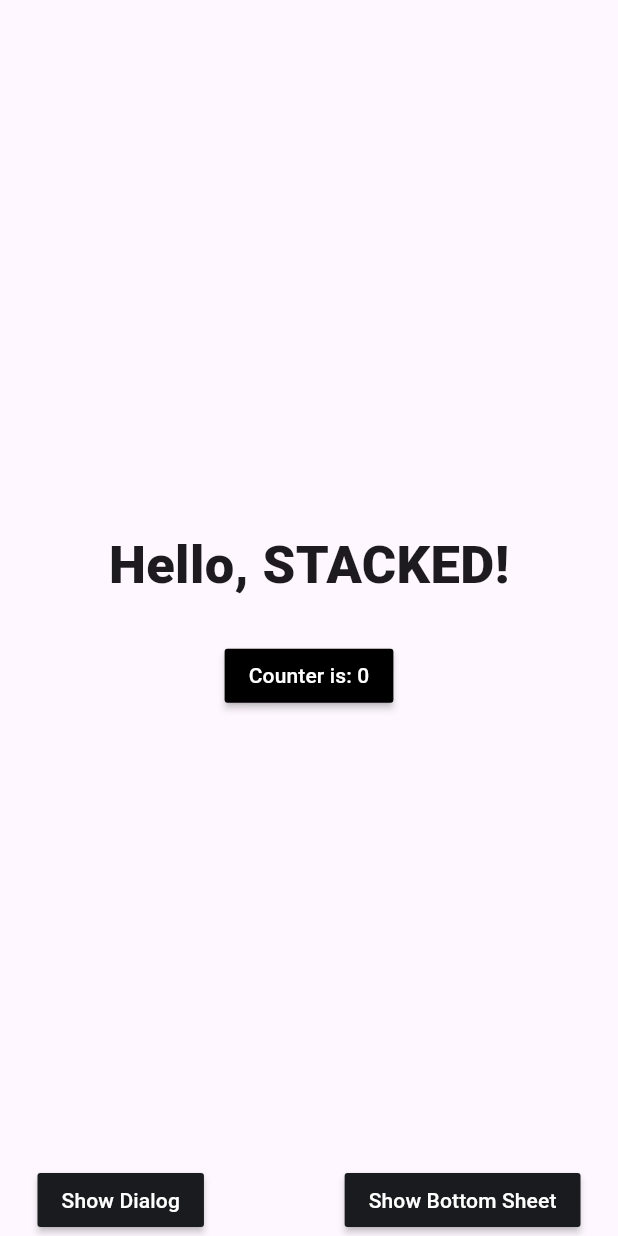
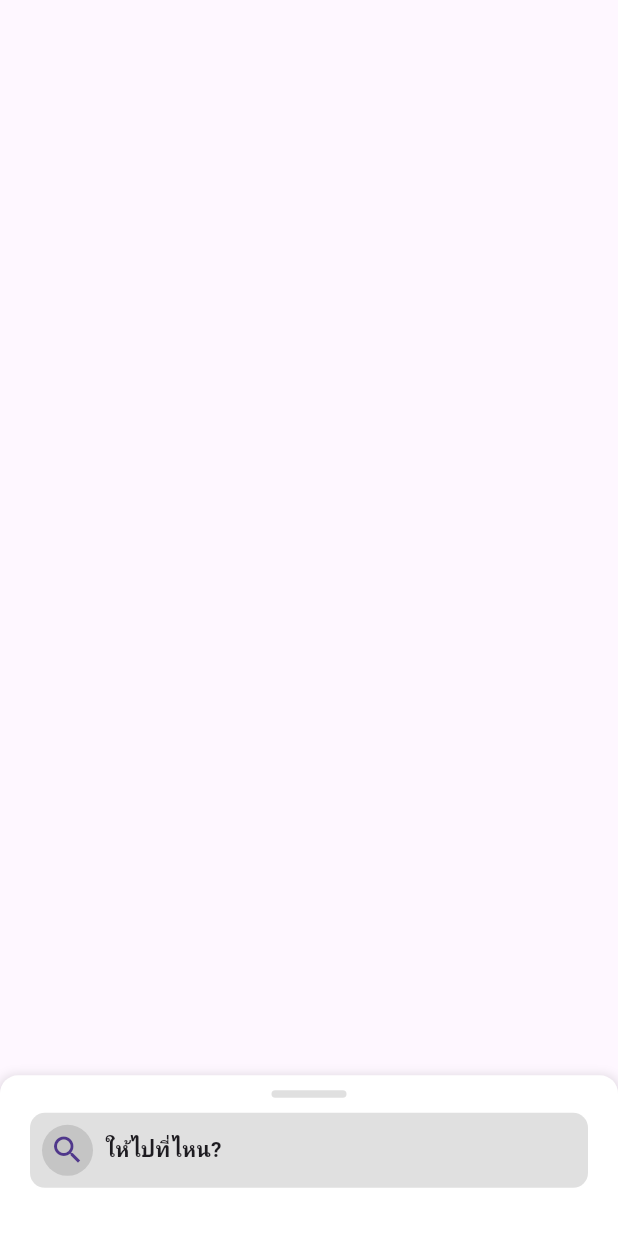
Before and after one commit to iwindd/Boltclone_Flutter, a Flutter app: the screen it shows after launch, on a phone screen of 412 x 824 dp. Run offline on Flutter 3.47's test engine with Material 3 defaults, Android fonts, the light colour scheme and no system bars; our stand-ins replace stacked, stacked_services, stacked_shared.

Commit message:
home bottom sheet

```diff
--- a/lib/ui/views/home/home_view.dart
+++ b/lib/ui/views/home/home_view.dart
@@ -1,8 +1,6 @@
+import 'package:boltclone_stacked/ui/widgets/MapSearchBottomSheet.dart';
 import 'package:flutter/material.dart';
 import 'package:stacked/stacked.dart';
-import 'package:boltclone_stacked/ui/common/app_colors.dart';
-import 'package:boltclone_stacked/ui/common/ui_helpers.dart';
-
 import 'home_viewmodel.dart';
 
 class HomeView extends StackedView<HomeViewModel> {
@@ -14,66 +12,8 @@ class HomeView extends StackedView<HomeViewModel> {
     HomeViewModel viewModel,
     Widget? child,
   ) {
-    return Scaffold(
-      body: SafeArea(
-        child: Padding(
-          padding: const EdgeInsets.symmetric(horizontal: 25.0),
-          child: Center(
-            child: Column(
-              mainAxisSize: MainAxisSize.max,
-              mainAxisAlignment: MainAxisAlignment.spaceBetween,
-              children: [
-                verticalSpaceLarge,
-                Column(
-                  children: [
-                    const Text(
-                      'Hello, STACKED!',
-                      style: TextStyle(
-                        fontSize: 35,
-                        fontWeight: FontWeight.w900,
-                      ),
-                    ),
-                    verticalSpaceMedium,
-                    MaterialButton(
-                      color: Colors.black,
-                      onPressed: viewModel.incrementCounter,
-                      child: Text(
-                        viewModel.counterLabel,
-                        style: const TextStyle(color: Colors.white),
-                      ),
-                    ),
-                  ],
-                ),
-                Row(
-                  mainAxisAlignment: MainAxisAlignment.spaceBetween,
-                  children: [
-                    MaterialButton(
-                      color: kcDarkGreyColor,
-                      onPressed: viewModel.showDialog,
-                      child: const Text(
-                        'Show Dialog',
-                        style: TextStyle(
-                          color: Colors.white,
-                        ),
-                      ),
-                    ),
-                    MaterialButton(
-                      color: kcDarkGreyColor,
-                      onPressed: viewModel.showBottomSheet,
-                      child: const Text(
-                        'Show Bottom Sheet',
-                        style: TextStyle(
-                          color: Colors.white,
-                        ),
-                      ),
-                    ),
-                  ],
-                )
-              ],
-            ),
-          ),
-        ),
-      ),
+    return const Scaffold(
+      body: SafeArea(child: MapSearchBottomSheet()),
     );
   }
 
--- /dev/null
+++ b/lib/ui/widgets/DraggableBottomSheet.dart
@@ -0,0 +1,116 @@
+import 'package:flutter/material.dart';
+
+class DraggableBottomSheet extends StatefulWidget {
+  final Widget child;
+  const DraggableBottomSheet({super.key, required this.child});
+
+  @override
+  State<DraggableBottomSheet> createState() => _DraggableBottomSheetState();
+}
+
+class _DraggableBottomSheetState extends State<DraggableBottomSheet> {
+  final sheet = GlobalKey();
+  final controller = DraggableScrollableController();
+
+  @override
+  void initState() {
+    super.initState();
+
+    controller.addListener(onChanged);
+  }
+
+  void onChanged() {
+    final currentSize = controller.size;
+    if (currentSize <= 0.05) collapse();
+  }
+
+  void collapse() => animateSheet(getSheet.snapSizes!.first);
+
+  void anchor() => animateSheet(getSheet.snapSizes!.last);
+
+  void expand() => animateSheet(getSheet.maxChildSize);
+
+  void hide() => animateSheet(getSheet.minChildSize);
+
+  void animateSheet(double size) {
+    controller.animateTo(
+      size,
+      duration: const Duration(milliseconds: 1),
+      curve: Curves.easeInOut,
+    );
+  }
+
+  @override
+  void dispose() {
+    super.dispose();
+    controller.dispose();
+  }
+
+  DraggableScrollableSheet get getSheet => (sheet.currentWidget as DraggableScrollableSheet);
+
+  @override
+  Widget build(BuildContext context) {
+    return LayoutBuilder(builder: (builder, constraints) {
+      return DraggableScrollableSheet(
+        key: sheet,
+        initialChildSize: 0.13,
+        maxChildSize: 0.95,
+        minChildSize: 0.13,
+        expand: true,
+        snap: true,
+        snapSizes: const [0.13, 0.95],
+        controller: controller,
+        builder: (BuildContext context, ScrollController scrollController) {
+          return DecoratedBox(
+            decoration: const BoxDecoration(
+                color: Colors.white,
+                boxShadow: [
+                  BoxShadow(
+                      color: Colors.black12,
+                      blurRadius: 5,
+                      spreadRadius: 1,
+                      offset: Offset(0, 1))
+                ],
+                borderRadius: BorderRadius.only(
+                    topLeft: Radius.circular(12),
+                    topRight: Radius.circular(12))),
+            child: CustomScrollView(
+              controller: scrollController,
+              slivers: [
+                topButtonIndicator(),
+                SliverToBoxAdapter(
+                  child: widget.child,
+                )
+              ],
+            ),
+          );
+        },
+      );
+    });
+  }
+
+  SliverToBoxAdapter topButtonIndicator(){
+    return SliverToBoxAdapter(
+      child: Column(
+        mainAxisAlignment: MainAxisAlignment.center,
+        crossAxisAlignment: CrossAxisAlignment.stretch,
+        children: <Widget>[
+          Center(
+            child: Wrap(children: [
+              Container(
+                width: 50,
+                margin: const EdgeInsets.only(top:10, bottom: 10),
+                height: 5,
+                decoration: const BoxDecoration(
+                  color: Colors.black12,
+                  shape: BoxShape.rectangle,
+                  borderRadius: BorderRadius.all(Radius.circular(8.0))
+                ),
+              )
+            ],),
+          )
+        ],
+      ),
+    );
+  }
+}
--- /dev/null
+++ b/lib/ui/widgets/MapSearchBottomSheet.dart
@@ -0,0 +1,38 @@
+import 'package:boltclone_stacked/ui/widgets/DraggableBottomSheet.dart';
+import 'package:flutter/material.dart';
+
+class MapSearchBottomSheet extends StatefulWidget {
+  const MapSearchBottomSheet({super.key});
+
+  @override
+  State<MapSearchBottomSheet> createState() => _MapSearchBottomSheetState();
+}
+
+class _MapSearchBottomSheetState extends State<MapSearchBottomSheet> {
+  @override
+  Widget build(BuildContext context) {
+    return DraggableBottomSheet(
+      child: Container(
+        decoration: BoxDecoration(
+            color: Colors.black12, borderRadius: BorderRadius.circular(10)),
+        padding: const EdgeInsets.all(8),
+        margin: const EdgeInsets.only(left: 20, right: 20),
+        child: const Row(
+          children: [
+            /* Icon(Icons.search), */
+            CircleAvatar(
+              radius: 17,
+              backgroundColor: Colors.black12,
+              child: Icon(Icons.search),
+            ),
+            SizedBox(width: 8),
+            Text(
+              "ให้ไปที่ไหน?",
+              style: TextStyle(fontWeight: FontWeight.bold),
+            )
+          ],
+        ),
+      ),
+    );
+  }
+}
```
